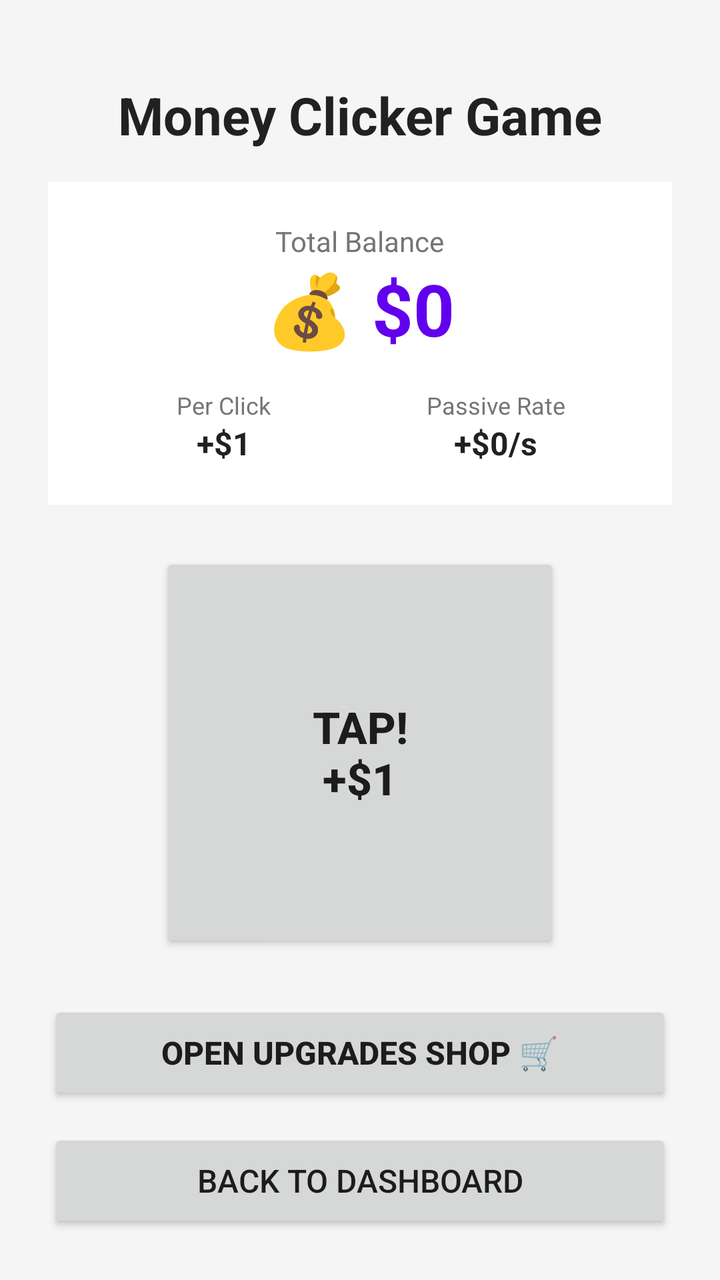
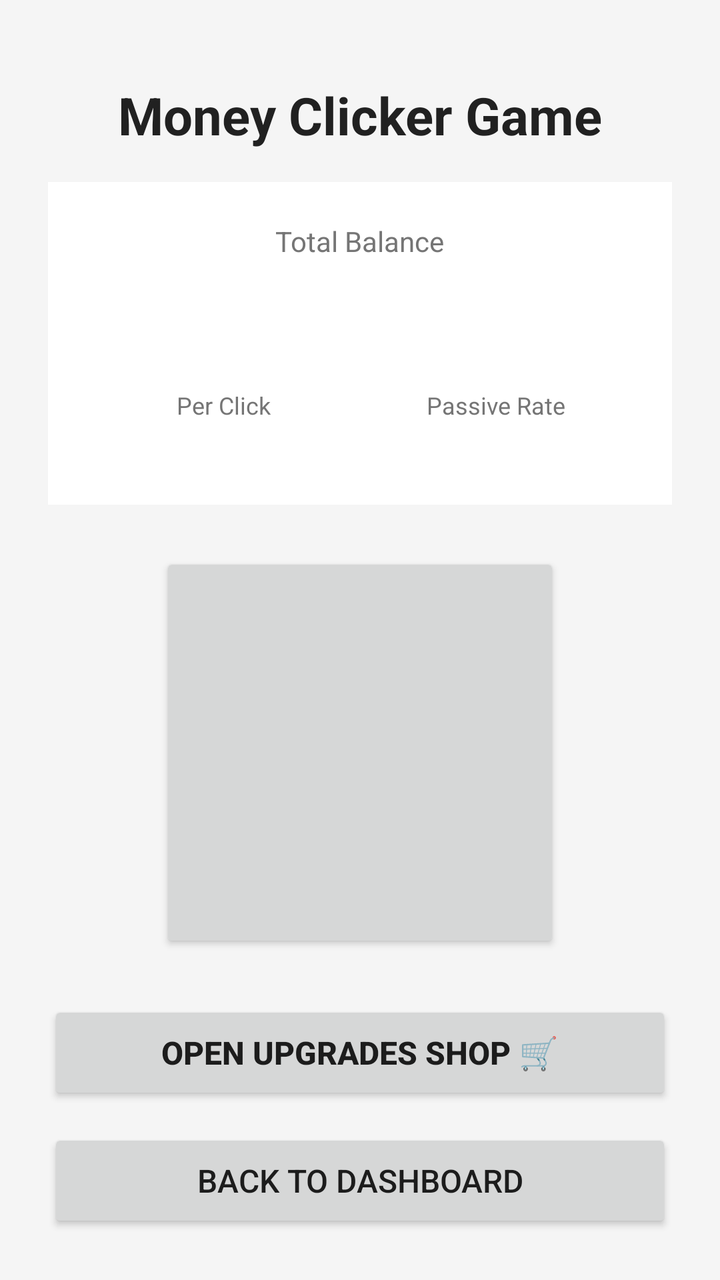

An Android layout rendered at two revisions. The XML below is the earlier revision; the diff shows what the commit changed to produce the second picture.
<!-- AndroidManifest.xml: application theme Theme.Game -->
<!-- res/layout/activity_game.xml -->
<?xml version="1.0" encoding="utf-8"?>
<LinearLayout xmlns:android="http://schemas.android.com/apk/res/android"
    android:layout_width="match_parent"
    android:layout_height="match_parent"
    android:orientation="vertical"
    android:gravity="center_horizontal"
    android:padding="24dp"
    android:background="#F5F5F5">

    <TextView
        android:layout_width="wrap_content"
        android:layout_height="wrap_content"
        android:text="Money Clicker Game"
        android:textSize="26sp"
        android:textStyle="bold"
        android:textColor="#212121"
        android:layout_marginTop="16dp"
        android:layout_marginBottom="16dp" />

    
    <LinearLayout
        android:layout_width="match_parent"
        android:layout_height="wrap_content"
        android:orientation="vertical"
        android:gravity="center"
        android:background="#FFFFFF"
        android:padding="20dp"
        android:layout_marginBottom="24dp">

        <TextView
            android:layout_width="wrap_content"
            android:layout_height="wrap_content"
            android:text="Total Balance"
            android:textSize="14sp"
            android:textColor="#757575" />

        <TextView
            android:id="@+id/tvMoney"
            android:layout_width="wrap_content"
            android:layout_height="wrap_content"
            android:text="💰 $0"
            android:textSize="36sp"
            android:textStyle="bold"
            android:textColor="#6200EE"
            android:layout_marginBottom="16dp" />

        <LinearLayout
            android:layout_width="match_parent"
            android:layout_height="wrap_content"
            android:orientation="horizontal"
            android:weightSum="2">

            <LinearLayout
                android:layout_width="0dp"
                android:layout_height="wrap_content"
                android:layout_weight="1"
                android:gravity="center"
                android:orientation="vertical">

                <TextView
                    android:layout_width="wrap_content"
                    android:layout_height="wrap_content"
                    android:text="Per Click"
                    android:textSize="12sp"
                    android:textColor="#757575" />

                <TextView
                    android:id="@+id/tvPerClick"
                    android:layout_width="wrap_content"
                    android:layout_height="wrap_content"
                    android:text="+$1"
                    android:textSize="16sp"
                    android:textStyle="bold"
                    android:textColor="#212121" />
            </LinearLayout>

            <LinearLayout
                android:layout_width="0dp"
                android:layout_height="wrap_content"
                android:layout_weight="1"
                android:gravity="center"
                android:orientation="vertical">

                <TextView
                    android:layout_width="wrap_content"
                    android:layout_height="wrap_content"
                    android:text="Passive Rate"
                    android:textSize="12sp"
                    android:textColor="#757575" />

                <TextView
                    android:id="@+id/tvPerSec"
                    android:layout_width="wrap_content"
                    android:layout_height="wrap_content"
                    android:text="+$0/s"
                    android:textSize="16sp"
                    android:textStyle="bold"
                    android:textColor="#212121" />
            </LinearLayout>
        </LinearLayout>
    </LinearLayout>

    
    <Button
        android:id="@+id/btnTap"
        android:layout_width="200dp"
        android:layout_height="200dp"
        android:text="TAP!\n+$1"
        android:textSize="22sp"
        android:textStyle="bold"
        android:layout_marginBottom="24dp" />

    
    <Button
        android:id="@+id/btnOpenShop"
        android:layout_width="match_parent"
        android:layout_height="52dp"
        android:text="OPEN UPGRADES SHOP 🛒"
        android:textSize="16sp"
        android:textStyle="bold"
        android:layout_marginBottom="12dp" />

    <Button
        android:id="@+id/btnBackHome"
        android:layout_width="match_parent"
        android:layout_height="52dp"
        android:text="BACK TO DASHBOARD"
        android:textSize="16sp" />

</LinearLayout>
<!-- resources referenced by this layout -->
<resources>
  <style name="Theme.Game" parent="android:Theme.Material.Light.NoActionBar" />
</resources>

<!-- the commit's change to res/layout/activity_game.xml (unified diff, before → after) -->
@@ -10,7 +10,7 @@
     <TextView
         android:layout_width="wrap_content"
         android:layout_height="wrap_content"
-        android:text="Money Clicker Game"
+        android:text="@string/game_title"
         android:textSize="26sp"
         android:textStyle="bold"
         android:textColor="#212121"
@@ -30,7 +30,7 @@
         <TextView
             android:layout_width="wrap_content"
             android:layout_height="wrap_content"
-            android:text="Total Balance"
+            android:text="@string/label_total_balance"
             android:textSize="14sp"
             android:textColor="#757575" />
 
@@ -38,7 +38,6 @@
             android:id="@+id/tvMoney"
             android:layout_width="wrap_content"
             android:layout_height="wrap_content"
-            android:text="💰 $0"
             android:textSize="36sp"
             android:textStyle="bold"
             android:textColor="#6200EE"
@@ -48,6 +47,7 @@
             android:layout_width="match_parent"
             android:layout_height="wrap_content"
             android:orientation="horizontal"
+            android:baselineAligned="false"
             android:weightSum="2">
 
             <LinearLayout
@@ -60,7 +60,7 @@
                 <TextView
                     android:layout_width="wrap_content"
                     android:layout_height="wrap_content"
-                    android:text="Per Click"
+                    android:text="@string/label_per_click"
                     android:textSize="12sp"
                     android:textColor="#757575" />
 
@@ -68,7 +68,6 @@
                     android:id="@+id/tvPerClick"
                     android:layout_width="wrap_content"
                     android:layout_height="wrap_content"
-                    android:text="+$1"
                     android:textSize="16sp"
                     android:textStyle="bold"
                     android:textColor="#212121" />
@@ -84,7 +83,7 @@
                 <TextView
                     android:layout_width="wrap_content"
                     android:layout_height="wrap_content"
-                    android:text="Passive Rate"
+                    android:text="@string/label_passive_rate"
                     android:textSize="12sp"
                     android:textColor="#757575" />
 
@@ -92,7 +91,6 @@
                     android:id="@+id/tvPerSec"
                     android:layout_width="wrap_content"
                     android:layout_height="wrap_content"
-                    android:text="+$0/s"
                     android:textSize="16sp"
                     android:textStyle="bold"
                     android:textColor="#212121" />
@@ -105,7 +103,6 @@
         android:id="@+id/btnTap"
         android:layout_width="200dp"
         android:layout_height="200dp"
-        android:text="TAP!\n+$1"
         android:textSize="22sp"
         android:textStyle="bold"
         android:layout_marginBottom="24dp" />
@@ -115,7 +112,7 @@
         android:id="@+id/btnOpenShop"
         android:layout_width="match_parent"
         android:layout_height="52dp"
-        android:text="OPEN UPGRADES SHOP 🛒"
+        android:text="@string/btn_open_upgrades_shop"
         android:textSize="16sp"
         android:textStyle="bold"
         android:layout_marginBottom="12dp" />
@@ -124,7 +121,7 @@
         android:id="@+id/btnBackHome"
         android:layout_width="match_parent"
         android:layout_height="52dp"
-        android:text="BACK TO DASHBOARD"
+        android:text="@string/btn_back_to_dashboard"
         android:textSize="16sp" />
 
 </LinearLayout>
<!-- resource entries referenced after the edit -->
@@ -1,5 +1,11 @@
 <!-- resources referenced by this layout -->
 <resources>
+  <string name="btn_back_to_dashboard">BACK TO DASHBOARD</string>
+  <string name="btn_open_upgrades_shop">OPEN UPGRADES SHOP 🛒</string>
+  <string name="game_title">Money Clicker Game</string>
+  <string name="label_passive_rate">Passive Rate</string>
+  <string name="label_per_click">Per Click</string>
+  <string name="label_total_balance">Total Balance</string>
   <style name="Theme.Game" parent="android:Theme.Material.Light.NoActionBar" />
 </resources>
 
